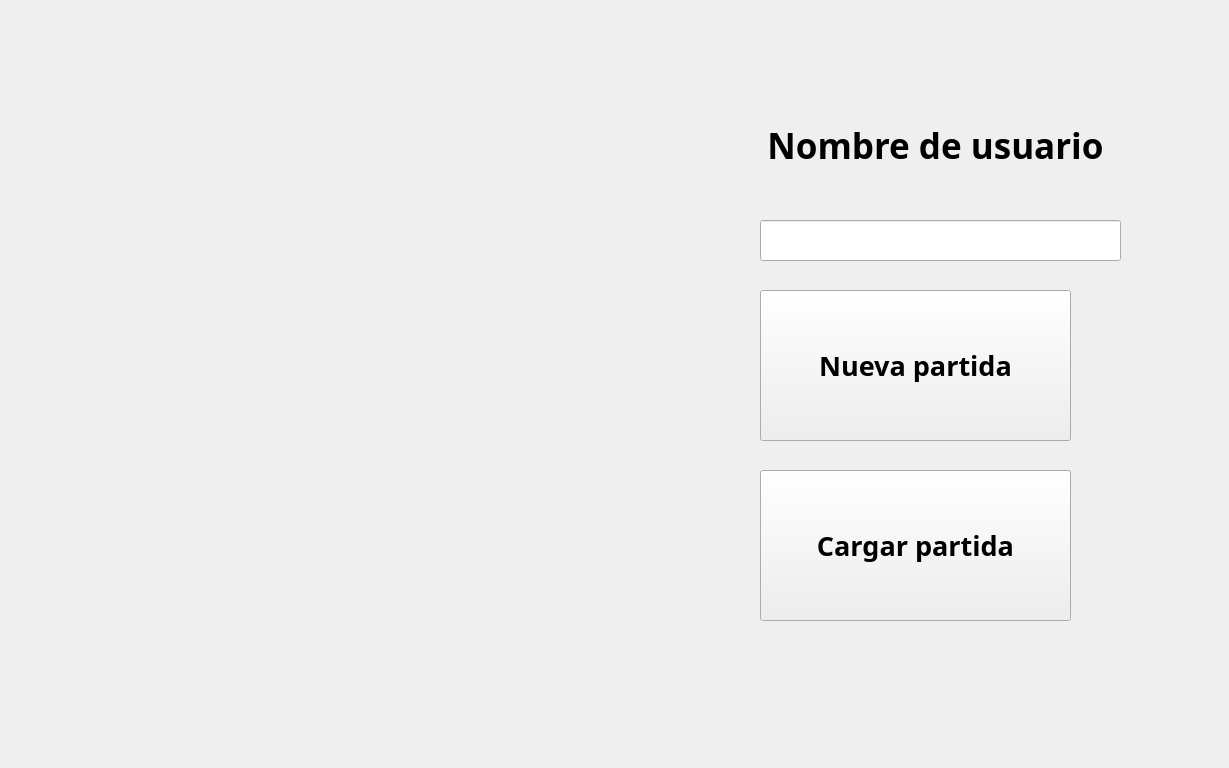
Above: menujugador.ui from serendipity-com/Mario before the change. Below: the same form after it.
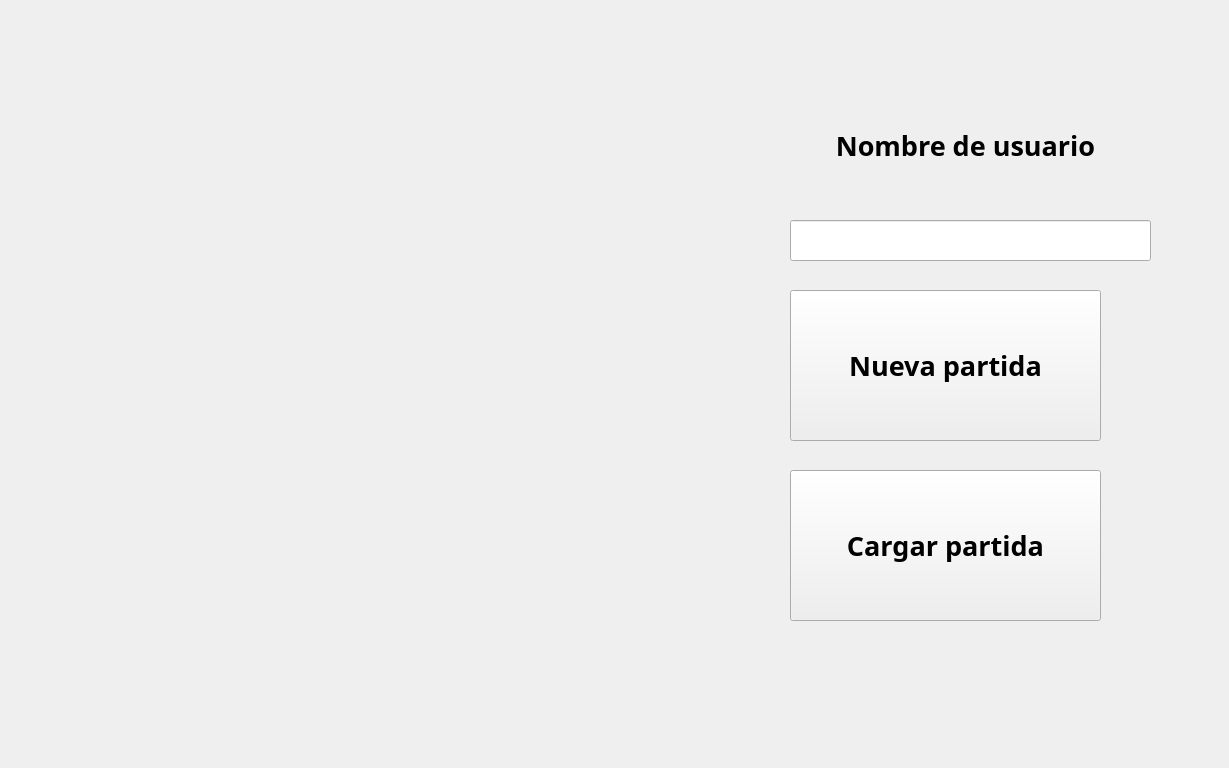
That is the form after the change. Icons and pictures are not drawn.

Diff of the .ui file:
```diff
--- a/menujugador.ui
+++ b/menujugador.ui
@@ -28,18 +28,12 @@
   <widget class="QWidget" name="Acceso" native="true">
    <property name="geometry">
     <rect>
-     <x>-20</x>
+     <x>10</x>
      <y>0</y>
      <width>1229</width>
      <height>768</height>
     </rect>
    </property>
-   <property name="maximumSize">
-    <size>
-     <width>1229</width>
-     <height>768</height>
-    </size>
-   </property>
    <property name="font">
     <font>
      <family>Super Mario 256</family>
@@ -105,7 +99,7 @@
      <string notr="true">border-image: url(:/Imagenes/fondoMenu2.jpg);</string>
     </property>
     <property name="text">
-     <string>&lt;html&gt;&lt;head/&gt;&lt;body&gt;&lt;p align=&quot;center&quot;&gt;&lt;span style=&quot; font-size:26pt;&quot;&gt;Nombre de usuario&lt;/span&gt;&lt;/p&gt;&lt;/body&gt;&lt;/html&gt;</string>
+     <string>&lt;html&gt;&lt;head/&gt;&lt;body&gt;&lt;p align=&quot;center&quot;&gt;Nombre de usuario&lt;/p&gt;&lt;/body&gt;&lt;/html&gt;</string>
     </property>
    </widget>
    <widget class="QPushButton" name="NuevaPartida">
```
